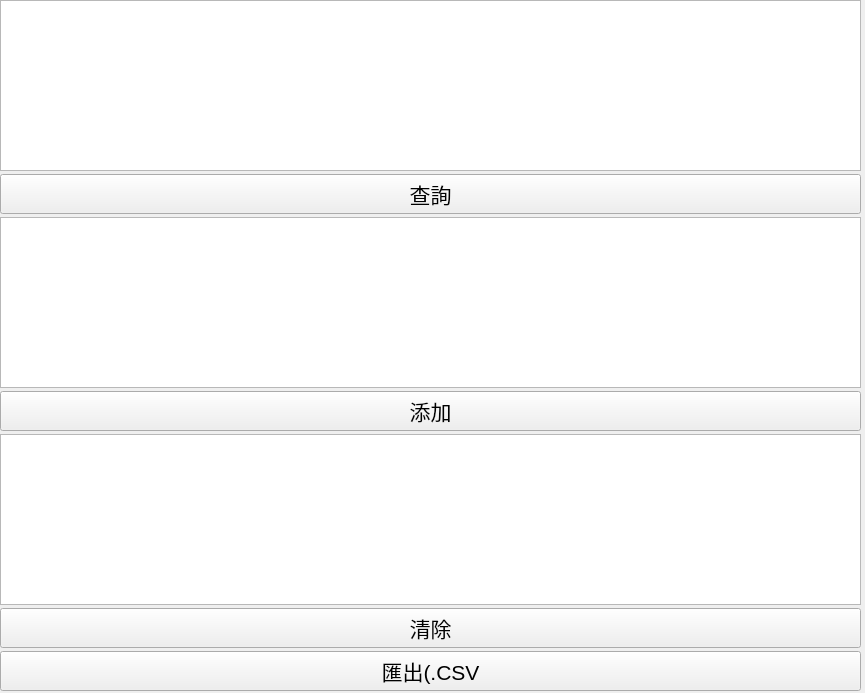
The window that bank-view/frontreportquerytable.ui (smandyscom/front-base-widget) describes before a commit, drawn with Qt 5.
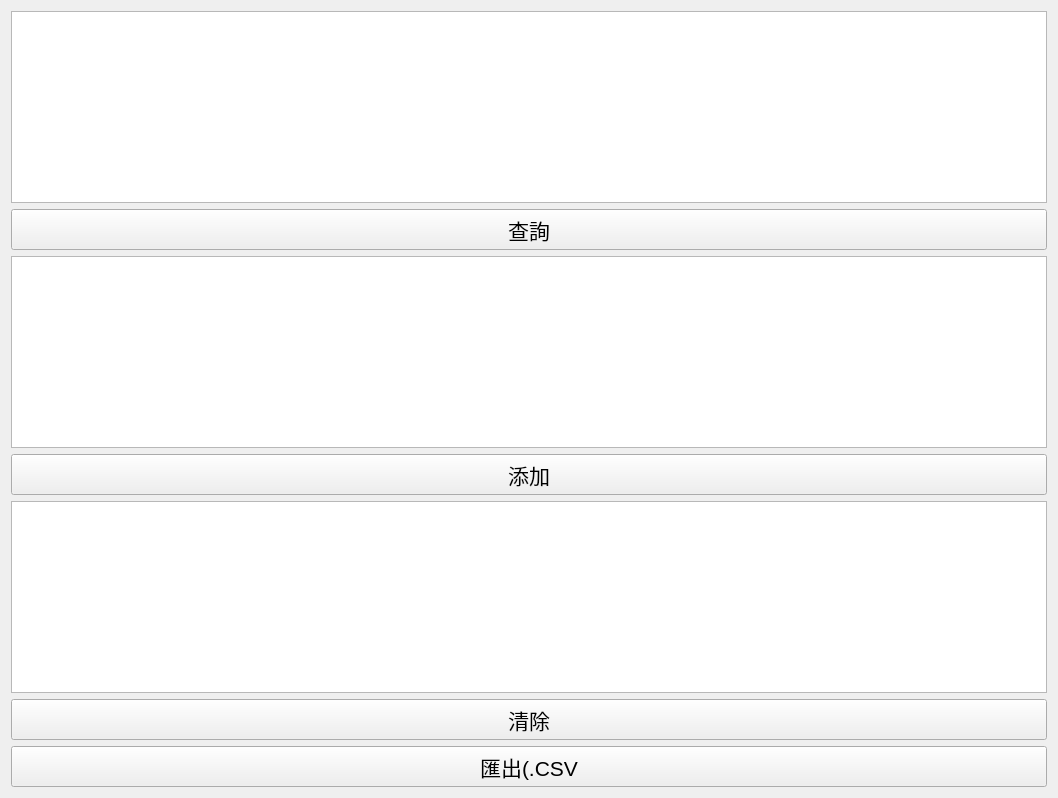
The same window after the commit.

Commit message: main catch exception/report layout adjusted/clear record poll/change record file exception

```diff
--- a/bank-view/frontreportquerytable.ui
+++ b/bank-view/frontreportquerytable.ui
@@ -6,10 +6,16 @@
    <rect>
     <x>0</x>
     <y>0</y>
-    <width>865</width>
-    <height>693</height>
+    <width>1058</width>
+    <height>798</height>
    </rect>
   </property>
+  <property name="sizePolicy">
+   <sizepolicy hsizetype="Expanding" vsizetype="Expanding">
+    <horstretch>0</horstretch>
+    <verstretch>0</verstretch>
+   </sizepolicy>
+  </property>
   <property name="font">
    <font>
     <pointsize>16</pointsize>
@@ -18,58 +24,94 @@
   <property name="windowTitle">
    <string>Form</string>
   </property>
-  <widget class="QWidget" name="layoutWidget">
-   <property name="geometry">
-    <rect>
-     <x>0</x>
-     <y>0</y>
-     <width>861</width>
-     <height>691</height>
-    </rect>
-   </property>
-   <layout class="QVBoxLayout" name="verticalLayout">
-    <property name="spacing">
-     <number>3</number>
-    </property>
-    <item>
-     <widget class="QTableView" name="tableViewQuery"/>
-    </item>
-    <item>
+  <layout class="QGridLayout" name="gridLayout_2">
+   <item row="0" column="0">
+    <layout class="QGridLayout" name="gridLayout">
+     <item row="0" column="0">
+      <widget class="QTableView" name="tableViewQuery">
+       <property name="sizePolicy">
+        <sizepolicy hsizetype="Preferred" vsizetype="Preferred">
+         <horstretch>0</horstretch>
+         <verstretch>0</verstretch>
+        </sizepolicy>
+       </property>
+      </widget>
+     </item>
+     <item row="1" column="0">
      <widget class="QPushButton" name="pushButtonQuery">
+       <property name="sizePolicy">
+        <sizepolicy hsizetype="Preferred" vsizetype="Preferred">
+         <horstretch>0</horstretch>
+         <verstretch>0</verstretch>
+        </sizepolicy>
+       </property>
       <property name="text">
        <string>查詢</string>
       </property>
      </widget>
     </item>
-    <item>
-     <widget class="QTableView" name="tableViewReport"/>
-    </item>
-    <item>
+     <item row="2" column="0">
+      <widget class="QTableView" name="tableViewReport">
+       <property name="sizePolicy">
+        <sizepolicy hsizetype="Preferred" vsizetype="Preferred">
+         <horstretch>0</horstretch>
+         <verstretch>0</verstretch>
+        </sizepolicy>
+       </property>
+      </widget>
+     </item>
+     <item row="3" column="0">
      <widget class="QPushButton" name="pushButtonAdd">
+       <property name="sizePolicy">
+        <sizepolicy hsizetype="Preferred" vsizetype="Preferred">
+         <horstretch>0</horstretch>
+         <verstretch>0</verstretch>
+        </sizepolicy>
+       </property>
       <property name="text">
        <string>添加</string>
       </property>
      </widget>
     </item>
-    <item>
-     <widget class="QTableView" name="tableViewReportPoll"/>
-    </item>
-    <item>
+     <item row="4" column="0">
+      <widget class="QTableView" name="tableViewReportPoll">
+       <property name="sizePolicy">
+        <sizepolicy hsizetype="Preferred" vsizetype="Preferred">
+         <horstretch>0</horstretch>
+         <verstretch>0</verstretch>
+        </sizepolicy>
+       </property>
+      </widget>
+     </item>
+     <item row="5" column="0">
      <widget class="QPushButton" name="pushButtonClear">
+       <property name="sizePolicy">
+        <sizepolicy hsizetype="Preferred" vsizetype="Preferred">
+         <horstretch>0</horstretch>
+         <verstretch>0</verstretch>
+        </sizepolicy>
+       </property>
       <property name="text">
        <string>清除</string>
       </property>
      </widget>
     </item>
-    <item>
+     <item row="6" column="0">
      <widget class="QPushButton" name="pushButtonExport">
+       <property name="sizePolicy">
+        <sizepolicy hsizetype="Preferred" vsizetype="Preferred">
+         <horstretch>0</horstretch>
+         <verstretch>0</verstretch>
+        </sizepolicy>
+       </property>
       <property name="text">
        <string>匯出(.CSV</string>
       </property>
      </widget>
     </item>
    </layout>
-  </widget>
+   </item>
+  </layout>
  </widget>
  <resources/>
  <connections/>
```
Lines whose indentation alone changed are shown as unchanged. The commit also changes 6 other files.
